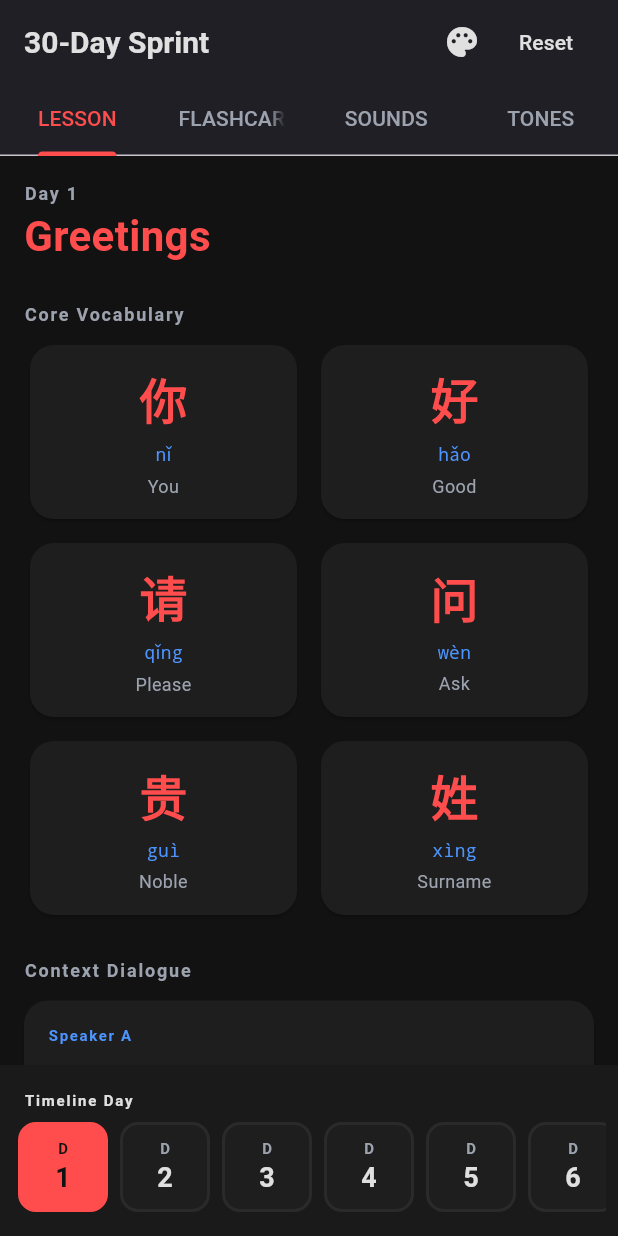
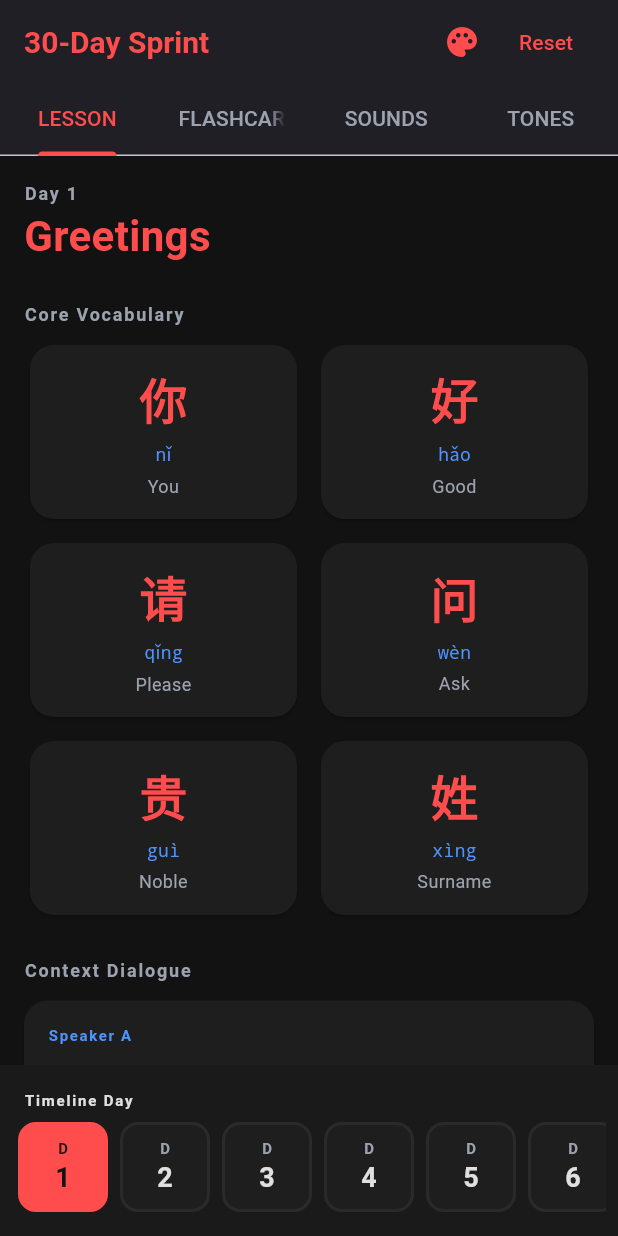
Before and after one commit to Tiendongle/AI_Sprint_Mandarin_Part_1, a Flutter app: the screen it shows after launch, on a phone screen of 412 x 824 dp. Run offline on Flutter 3.47's test engine with Material 3 defaults, Android fonts, the phone set to English and light mode, and no system bars; our stand-ins replace flutter_tts, shared_preferences.

Commit message:
chore(): Update colors

```diff
--- a/flutter_app/lib/main.dart
+++ b/flutter_app/lib/main.dart
@@ -163,19 +163,19 @@ class _MainPageState extends State<MainPage> {
                 style: TextStyle(
                   fontSize: 20,
                   fontWeight: FontWeight.bold,
-                  color: _currentTheme.text,
+                  color: _currentTheme.primary,
                 ),
               ),
               Row(
                 children: [
                   IconButton(
                     icon: const Icon(Icons.palette),
-                    color: _currentTheme.text,
+                    color: _currentTheme.primary,
                     onPressed: _showThemePicker,
                   ),
                   TextButton(
                     onPressed: _resetProgress,
-                    child: Text('Reset', style: TextStyle(color: _currentTheme.text)),
+                    child: Text('Reset', style: TextStyle(color: _currentTheme.primary)),
                   ),
                 ],
               ),
```
